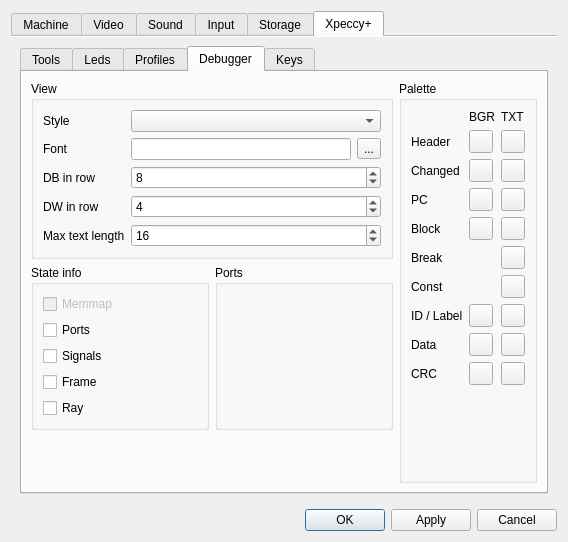
dotkoval/xpeccy-plus, file ui/setupwin.ui: the form before one commit.
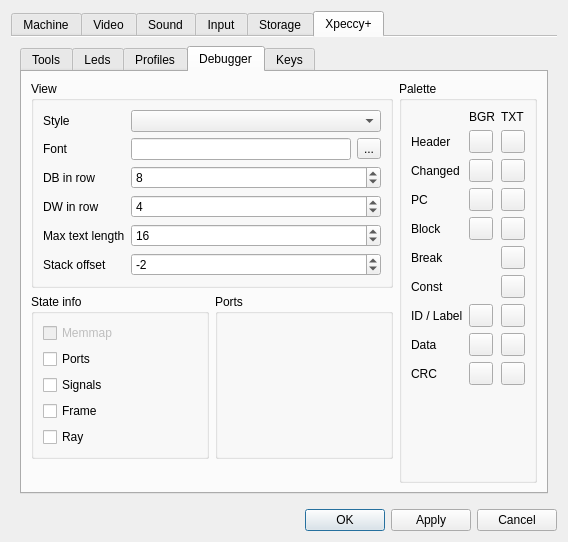
The form after the commit. The open tabs and pages were chosen to show the change. Icons and pictures are not drawn. Custom widgets are drawn as their Qt base class.

Commit message:
Stack panel: fill the dock height, with a settable start offset
The panel was a fixed form of nine label pairs. It is a painted widget
now: it shows as many words as its current height fits, down to one, and
refills while the splitter is dragged.

Setup - Xpeccy+ - Debugger picks the offset it starts from, -16..+16 in
steps of two; a typed-in odd value snaps when the field is left.

Rows are centered as a block, so the words stand in one column whatever
the labels beside them are. Offsets are padded to two hex digits, and the
word at SP itself carries no label.

Patch:
```diff
--- a/ui/setupwin.ui
+++ b/ui/setupwin.ui
@@ -3435,6 +3435,35 @@
                     </property>
                    </widget>
                   </item>
+                  <item row="5" column="0">
+                   <widget class="QLabel" name="label_stackofs">
+                    <property name="text">
+                     <string>Stack offset</string>
+                    </property>
+                    <property name="toolTip">
+                     <string>Offset the stack panel starts at. It goes on until the panel runs out of height</string>
+                    </property>
+                   </widget>
+                  </item>
+                  <item row="5" column="1">
+                   <widget class="QSpinBox" name="sbDbgStackOfs">
+                    <property name="toolTip">
+                     <string>Offset the stack panel starts at. It goes on until the panel runs out of height</string>
+                    </property>
+                    <property name="minimum">
+                     <number>-16</number>
+                    </property>
+                    <property name="maximum">
+                     <number>16</number>
+                    </property>
+                    <property name="singleStep">
+                     <number>2</number>
+                    </property>
+                    <property name="value">
+                     <number>-2</number>
+                    </property>
+                   </widget>
+                  </item>
                  </layout>
                 </widget>
                </item>
```
The commit also changes 9 other files.
